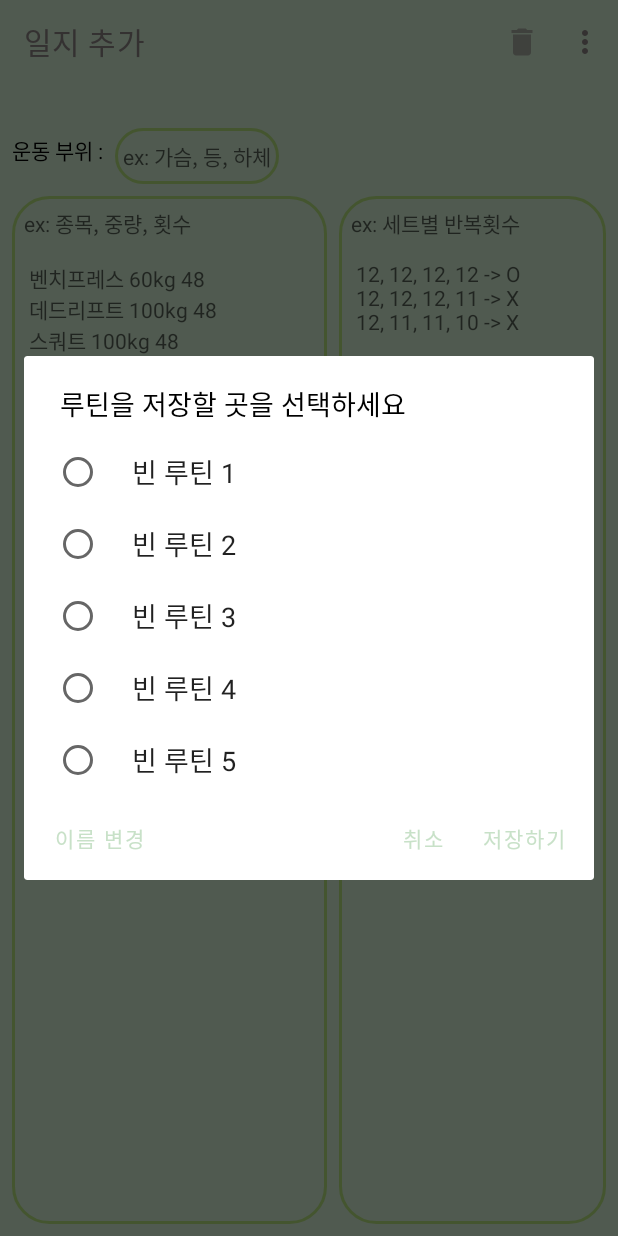
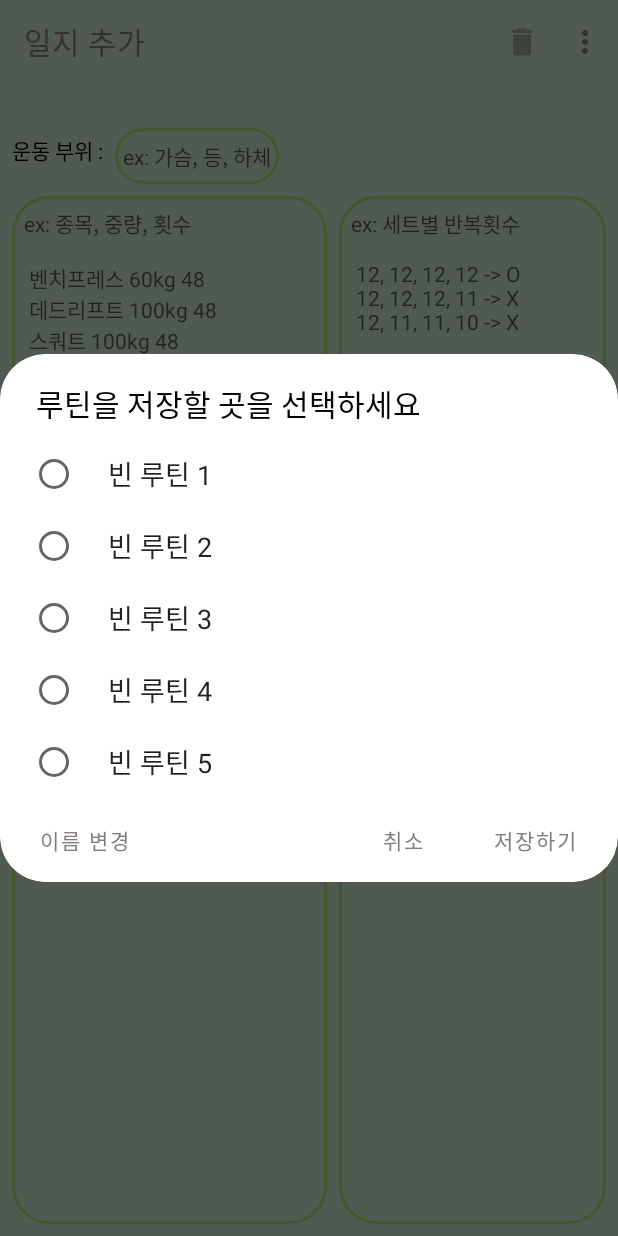
Before and after one commit to kkcchh9999/Work-out_Record_App, an Android app: the fragment WorkoutDetailFragment placed in its activity, in the options menu, after a tap on "현재 루틴 저장하기", on a phone screen of 412 x 824 dp. Run offline under Robolectric (Android 15) with nearby library versions, the phone set to English and light mode, and no system bars; our stand-ins replace Room's generated code; 1 statement that could not run was skipped.

Commit message:
루틴 저장시 부위 이름으로 루틴이름 저장, AlertDialog 모서리 둥글게

```diff
--- a/app/src/main/java/com/work_out_record/WorkoutDetailFragment.kt
+++ b/app/src/main/java/com/work_out_record/WorkoutDetailFragment.kt
@@ -153,8 +153,8 @@ class WorkoutDetailFragment : Fragment() {  //운동일지를 작성하는부분
     override fun onOptionsItemSelected(item: MenuItem): Boolean {
         return when (item.itemId) {
             R.id.delete_record -> {
-                val alertDialogBuilder = AlertDialog.Builder(this.context)
-                alertDialogBuilder.setTitle(R.string.delete_record)
+                val builder = AlertDialog.Builder(this.context,R.style.AlertDialogTheme)
+                builder.setTitle(R.string.delete_record)
                     .setMessage(R.string.delete_record_really)
                     .setPositiveButton(R.string.yes_button,
                         DialogInterface.OnClickListener { _, _ ->
@@ -164,14 +164,16 @@ class WorkoutDetailFragment : Fragment() {  //운동일지를 작성하는부분
                     .setNegativeButton(R.string.no_button,
                         DialogInterface.OnClickListener { dialog, which ->
                             //유저가 취소함
-                    }).show()
-                return true
+                    })
+                val alertDialog = builder.create()
+                alertDialog.show()
+                alertDialog.window?.setBackgroundDrawableResource(R.drawable.alert_dialog_background)
+                true
             }
             R.id.save_routine -> {
                 var selectedItem = -1
-                val selectDialogBuilder = AlertDialog.Builder(this.context)
-
-                selectDialogBuilder.setTitle(R.string.select_routine_save)
+                val builder = AlertDialog.Builder(this.context,R.style.AlertDialogTheme)
+                builder.setTitle(R.string.select_routine_save)
                     .setSingleChoiceItems(savedRoutineName, -1,
                         DialogInterface.OnClickListener { _, which ->
                             selectedItem = which
@@ -181,6 +183,11 @@ class WorkoutDetailFragment : Fragment() {  //운동일지를 작성하는부분
                         if (selectedItem == -1) {
                             Toast.makeText(this.context, R.string.select_first, Toast.LENGTH_SHORT).show()
                         } else {
+                            val mText = record.part
+                            recordDetailViewModel.saveRoutineName(
+                                selectedItem,
+                                mText
+                            )
                             recordDetailViewModel.saveRoutine(
                                 routineCode[selectedItem],
                                 record.routine + "///" + record.part
@@ -199,7 +206,7 @@ class WorkoutDetailFragment : Fragment() {  //운동일지를 작성하는부분
                                 val inflater = requireActivity()
                                     .layoutInflater
                                     .inflate(R.layout.change_routine_name_dialog, null)
-                                val builder: AlertDialog.Builder = AlertDialog.Builder(this.context)
+                                val builder: AlertDialog.Builder = AlertDialog.Builder(this.context, R.style.AlertDialogTheme)
                                 builder.setTitle(R.string.save_routine)
                                     .setView(inflater)
 
@@ -225,17 +232,20 @@ class WorkoutDetailFragment : Fragment() {  //운동일지를 작성하는부분
                                     DialogInterface.OnClickListener { _, _ ->
                                         //유저가 취소함
                                     })
-
-                                builder.show()
+                                val alertDialog = builder.create()
+                                alertDialog.show()
+                                alertDialog.window?.setBackgroundDrawableResource(R.drawable.alert_dialog_background)
                             }
                         })
-                    .show()
+                val alertDialog = builder.create()
+                alertDialog.show()
+                alertDialog.window?.setBackgroundDrawableResource(R.drawable.alert_dialog_background)
 
-                return true
+                true
             }
             R.id.load_routine -> {
                 var selectedItem: Int = -1
-                val builder = AlertDialog.Builder(this.context)
+                val builder = AlertDialog.Builder(this.context, R.style.AlertDialogTheme)
 
                 builder.setTitle(R.string.select_routine_load)
                     .setSingleChoiceItems(savedRoutineName, -1,
@@ -246,7 +256,7 @@ class WorkoutDetailFragment : Fragment() {  //운동일지를 작성하는부분
                         DialogInterface.OnClickListener { _, _ ->
                             if (selectedItem == -1) {
                                 Toast.makeText(this.context,
-                                    R.string.select_first,
+                                    R.string.select_routine_load,
                                     Toast.LENGTH_SHORT)
                                     .show()
                             } else {
@@ -268,8 +278,11 @@ class WorkoutDetailFragment : Fragment() {  //운동일지를 작성하는부분
                         DialogInterface.OnClickListener { _, _ ->
                             //유저가 취소함
                         })
-                    .show()
-                return true
+                val alertDialog = builder.create()
+                alertDialog.show()
+                alertDialog.window?.setBackgroundDrawableResource(R.drawable.alert_dialog_background)
+
+                true
             }
 
             else -> super.onOptionsItemSelected(item)
--- /dev/null
+++ b/app/src/main/res/drawable/alert_dialog_background.xml
@@ -0,0 +1,5 @@
+<?xml version="1.0" encoding="utf-8"?>
+<shape xmlns:android="http://schemas.android.com/apk/res/android">
+    <solid android:color="@color/white"/>
+    <corners android:radius="30dp"/>
+</shape>
--- a/app/src/main/res/values/strings.xml
+++ b/app/src/main/res/values/strings.xml
@@ -23,7 +23,6 @@
     <string name="select_item_first">삭제할 항목을 선택하세요</string>
     <string name="select_routine_save">루틴을 저장할 곳을 선택하세요</string>
     <string name="select_routine_load">불러올 루틴을 선택하세요</string>
-    <string name="select_routine_use">사용할 루틴을 선택하세요</string>
     <string name="save_here">저장하기</string>
     <string name="load_here">불러오기</string>
     <string name="cancel">취소</string>
--- a/app/src/main/res/values/themes.xml
+++ b/app/src/main/res/values/themes.xml
@@ -17,7 +17,7 @@
         <item name="android:windowLightNavigationBar" tools:targetApi="o_mr1">true</item>
         <item name="android:windowElevation">0dp</item>
         <item name="android:windowBackground">@color/green</item>
-        <item name="colorControlActivated">@color/green2</item>
+        <item name="colorControlActivated">@color/green1</item>
 
         <item name="android:textColor">@color/black </item>
     </style>
@@ -26,4 +26,8 @@
         <item name="backgroundTint">@color/green1</item>
     </style>
 
+    <style name="AlertDialogTheme" parent="ThemeOverlay.AppCompat.Dialog.Alert">
+        <item name="colorPrimary">@color/gray</item>
+    </style>
+
 </resources>
```
Also changed, not shown: app/src/main/java/com/work_out_record/WorkoutListDeleteFragment.kt (+11 -7 lines), app/src/main/java/com/work_out_record/WorkoutListFragment.kt (+5 -3 lines).
